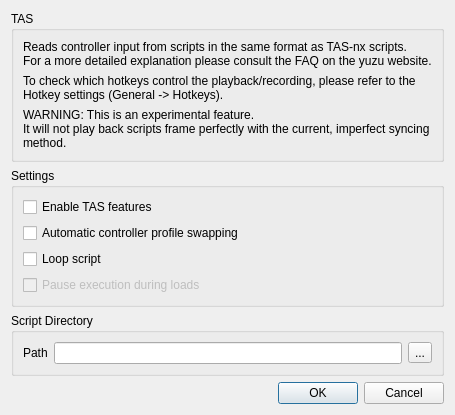
The window that src/yuzu/configuration/configure_tas.ui (QuantumGhost/yuzu) describes before a commit, drawn with Qt 5.
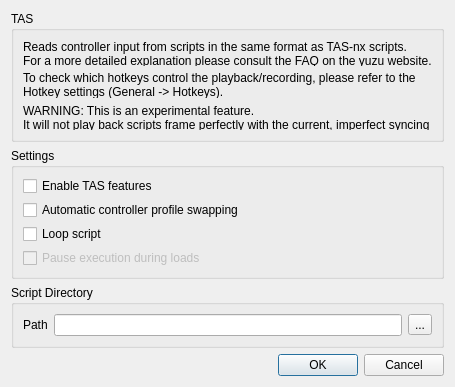
The same window after the commit.

```diff
--- a/src/yuzu/configuration/configure_tas.ui
+++ b/src/yuzu/configuration/configure_tas.ui
@@ -2,6 +2,14 @@
 <ui version="4.0">
   <class>ConfigureTas</class>
   <widget class="QDialog" name="ConfigureTas">
+  <property name="geometry">
+   <rect>
+    <x>0</x>
+    <y>0</y>
+    <width>337</width>
+    <height>316</height>
+   </rect>
+  </property>
     <layout class="QVBoxLayout" name="verticalLayout_1">
       <item>
         <layout class="QHBoxLayout" name="horizontalLayout_1">
@@ -117,6 +125,19 @@
           </item>
         </layout>
       </item>
+   <item>
+    <spacer name="verticalSpacer">
+     <property name="orientation">
+      <enum>Qt::Vertical</enum>
+     </property>
+     <property name="sizeHint" stdset="0">
+      <size>
+       <width>20</width>
+       <height>40</height>
+      </size>
+     </property>
+    </spacer>
+   </item>
       <item>
         <widget class="QDialogButtonBox" name="buttonBox">
           <property name="sizePolicy">
```
Left out of the diff: 22 changed lines with no effect on the pictures. Lines whose indentation alone changed are shown as unchanged.
